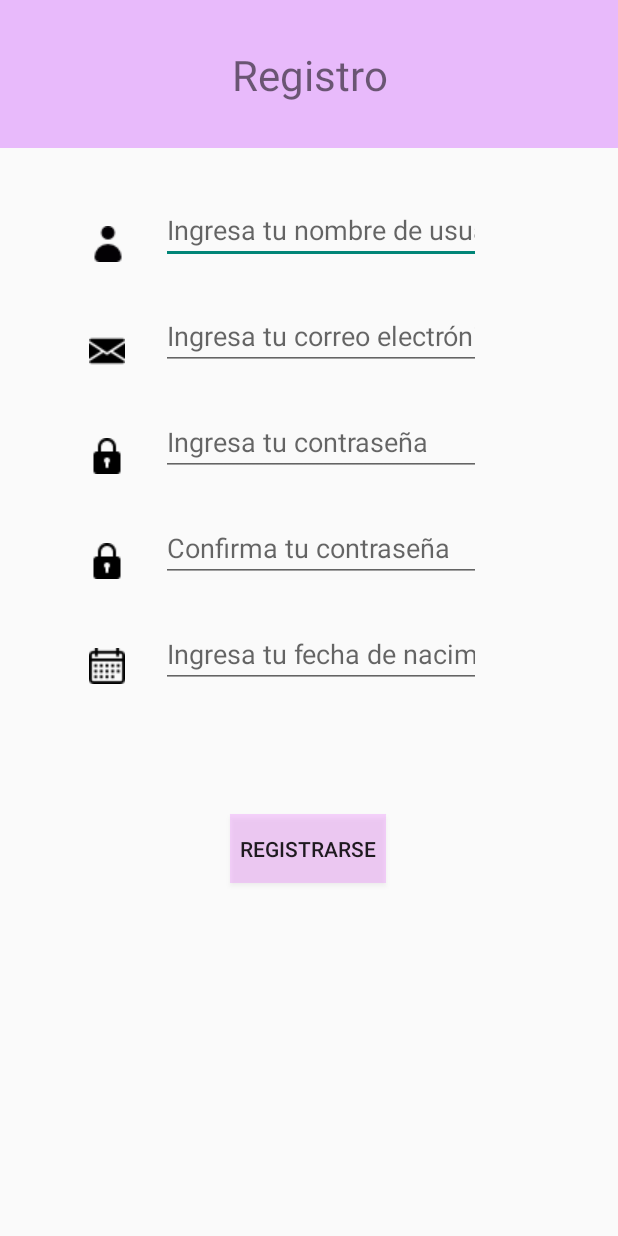
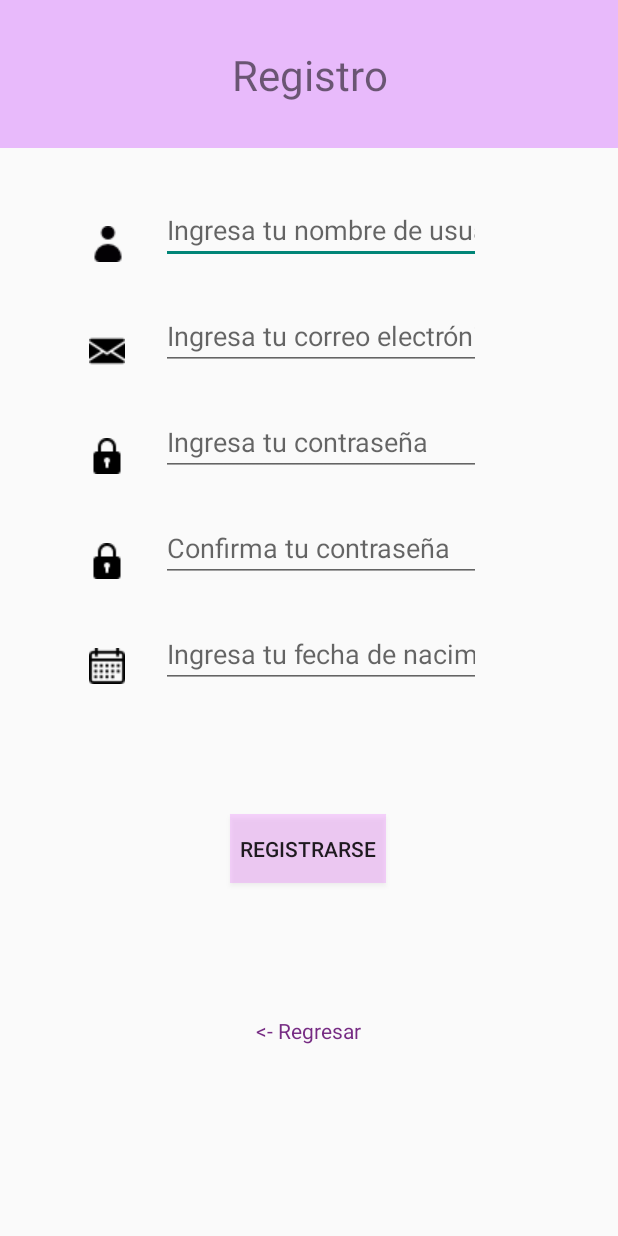
Before and after one commit to fedoTR/DismovProject, an Android app: the Register screen opened directly, with no data from a screen before it, on a phone screen of 412 x 824 dp. Run offline under Robolectric (Android 15) with nearby library versions, the phone set to English and light mode, and no system bars; our stand-ins replace Firebase (no records; nobody signed in at launch, a user with empty details on screens opened directly).

Commit message:
Boton de regresar en Register.java añadido

```diff
--- a/app/src/main/java/com/example/dismovproject/MainActivity.java
+++ b/app/src/main/java/com/example/dismovproject/MainActivity.java
@@ -65,9 +65,9 @@ public class MainActivity extends AppCompatActivity {
         ENTER.setOnClickListener(v -> {
             userEmail = emailField.getText().toString();
             password = PasswordField.getText().toString();
-            if (!userEmail.isEmpty() && !password.isEmpty()){
-                loginUser();
-            } else{
+            if (!userEmail.isEmpty() && !password.isEmpty()) {
+                MainActivity.this.loginUser();
+            } else {
                 Toast.makeText(MainActivity.this, "Completa los campos", Toast.LENGTH_SHORT).show();
             }
         });
--- a/app/src/main/java/com/example/dismovproject/Register.java
+++ b/app/src/main/java/com/example/dismovproject/Register.java
@@ -1,11 +1,14 @@
 package com.example.dismovproject;
 
+import android.content.Intent;
 import android.os.Bundle;
 import android.text.TextUtils;
 import android.util.Log;
+import android.view.View;
 import android.view.WindowManager;
 import android.widget.Button;
 import android.widget.EditText;
+import android.widget.TextView;
 import android.widget.Toast;
 
 import androidx.appcompat.app.AppCompatActivity;
@@ -25,6 +28,7 @@ public class Register extends AppCompatActivity {
     FirebaseAuth fAuth;
     FirebaseFirestore fStore;
     String userID;
+    TextView goback;
 
     //Data variables that I will use
 
@@ -53,6 +57,10 @@ public class Register extends AppCompatActivity {
         fAuth = FirebaseAuth.getInstance();
         fStore = FirebaseFirestore.getInstance();
 
+        //Click listener to text go back
+        goback = findViewById(R.id.gobacktext);
+        goback.setOnClickListener(v -> Register.this.OpenMain());
+
         //Click listener of register button
         buttonRegister.setOnClickListener(v -> {
             String userName = usernameRegisterField.getText().toString();
@@ -61,39 +69,39 @@ public class Register extends AppCompatActivity {
             String conpsswd = confirmPasswordRegisterField.getText().toString().trim();
             System.out.println(userName + " " + mail);
 
-            if (TextUtils.isEmpty(userName)){
+            if (TextUtils.isEmpty(userName)) {
                 usernameRegisterField.setError("Ingresa un nombre de usuario!");
                 return;
             }
 
-            if(TextUtils.isEmpty(mail)){
+            if (TextUtils.isEmpty(mail)) {
                 emailRegisterField.setError("Ingresa un correo!");
                 return;
             }
 
-            if (TextUtils.isEmpty(psswd)){
+            if (TextUtils.isEmpty(psswd)) {
                 passwordRegisterField.setError("Ingresa una contraseña!");
                 return;
             }
 
-            if (TextUtils.isEmpty(conpsswd)){
+            if (TextUtils.isEmpty(conpsswd)) {
                 confirmPasswordRegisterField.setError("Confirma tu contraseña!");
                 return;
             }
 
-            if(psswd.length() < 6){
+            if (psswd.length() < 6) {
                 passwordRegisterField.setError("La constraseña debe ser de al menos 6 caracteres!");
                 return;
             }
 
-            if (!psswd.equals(conpsswd)){
+            if (!psswd.equals(conpsswd)) {
                 confirmPasswordRegisterField.setError("Las contraseñas no coinciden!");
                 return;
             }
 
             //Register the user with FIrebase
             fAuth.createUserWithEmailAndPassword(mail, psswd).addOnCompleteListener(task -> {
-                if(task.isSuccessful()){
+                if (task.isSuccessful()) {
                     Toast.makeText(Register.this, "Usuario registrado!", Toast.LENGTH_SHORT).show();
                     userID = Objects.requireNonNull(fAuth.getCurrentUser()).getUid();
                     DocumentReference documentReference = fStore.collection("users").document(userID);
@@ -102,11 +110,19 @@ public class Register extends AppCompatActivity {
                     user.put("email", mail);
 
                     documentReference.set(user).addOnSuccessListener(Void -> Log.d(TAG, "User profile created for " + userName)).addOnFailureListener(e -> Log.d(TAG, "Failure" + e.toString()));
-                } else{
+                } else {
                     Toast.makeText(Register.this, "Error " + Objects.requireNonNull(task.getException()).getMessage(), Toast.LENGTH_SHORT).show();
                 }
             });
         });
 
+
+
+    }
+
+    //Go back to main page
+    private void OpenMain() {
+        Intent intent = new Intent(this, MainActivity.class);
+        startActivity(intent);
     }
 }
--- a/app/src/main/res/layout/activity_register.xml
+++ b/app/src/main/res/layout/activity_register.xml
@@ -39,10 +39,8 @@
         android:layout_width="wrap_content"
         android:layout_height="wrap_content"
         android:layout_marginStart="13dp"
-        android:layout_marginLeft="13dp"
         android:layout_marginTop="32dp"
         android:layout_marginEnd="97dp"
-        android:layout_marginRight="97dp"
         android:ems="10"
         android:hint="@string/UsernameRegister"
         android:importantForAutofill="no"
@@ -57,10 +55,8 @@
         android:layout_width="wrap_content"
         android:layout_height="wrap_content"
         android:layout_marginStart="14dp"
-        android:layout_marginLeft="14dp"
         android:layout_marginTop="25dp"
         android:layout_marginEnd="97dp"
-        android:layout_marginRight="97dp"
         android:ems="10"
         android:hint="@string/EmailRegister"
         android:importantForAutofill="no"
@@ -76,10 +72,8 @@
         android:layout_width="wrap_content"
         android:layout_height="wrap_content"
         android:layout_marginStart="14dp"
-        android:layout_marginLeft="14dp"
         android:layout_marginTop="25dp"
         android:layout_marginEnd="97dp"
-        android:layout_marginRight="97dp"
         android:ems="10"
         android:hint="@string/PasswordRegister"
         android:importantForAutofill="no"
@@ -94,10 +88,8 @@
         android:layout_width="wrap_content"
         android:layout_height="wrap_content"
         android:layout_marginStart="14dp"
-        android:layout_marginLeft="14dp"
         android:layout_marginTop="25dp"
         android:layout_marginEnd="97dp"
-        android:layout_marginRight="97dp"
         android:ems="10"
         android:hint="@string/PasswordConfirmRegister"
         android:importantForAutofill="no"
@@ -112,10 +104,8 @@
         android:layout_width="wrap_content"
         android:layout_height="wrap_content"
         android:layout_marginStart="14dp"
-        android:layout_marginLeft="14dp"
         android:layout_marginTop="25dp"
         android:layout_marginEnd="97dp"
-        android:layout_marginRight="97dp"
         android:ems="10"
         android:hint="@string/HintDate"
         android:importantForAutofill="no"
@@ -141,69 +131,79 @@
         android:layout_width="wrap_content"
         android:layout_height="wrap_content"
         android:layout_marginStart="65dp"
-        android:layout_marginLeft="65dp"
         android:layout_marginTop="52dp"
         android:layout_marginEnd="10dp"
-        android:layout_marginRight="10dp"
         app:layout_constraintEnd_toStartOf="@+id/usernameRegister"
         app:layout_constraintStart_toStartOf="parent"
         app:layout_constraintTop_toBottomOf="@+id/constraintLayout"
-        app:srcCompat="@drawable/user" />
+        app:srcCompat="@drawable/user"
+        android:contentDescription="@string/ContentDescription" />
 
     <ImageView
         android:id="@+id/imageView3"
         android:layout_width="wrap_content"
         android:layout_height="wrap_content"
         android:layout_marginStart="65dp"
-        android:layout_marginLeft="65dp"
         android:layout_marginTop="47dp"
         android:layout_marginEnd="10dp"
-        android:layout_marginRight="10dp"
         app:layout_constraintEnd_toStartOf="@+id/emailRegister"
         app:layout_constraintStart_toStartOf="parent"
         app:layout_constraintTop_toBottomOf="@+id/imageView2"
-        app:srcCompat="@drawable/email" />
+        app:srcCompat="@drawable/email"
+        android:contentDescription="@string/ContentDescription" />
 
     <ImageView
         android:id="@+id/imageView4"
         android:layout_width="wrap_content"
         android:layout_height="wrap_content"
         android:layout_marginStart="65dp"
-        android:layout_marginLeft="65dp"
         android:layout_marginTop="46dp"
         android:layout_marginEnd="10dp"
-        android:layout_marginRight="10dp"
         app:layout_constraintEnd_toStartOf="@+id/passwordRegister"
         app:layout_constraintStart_toStartOf="parent"
         app:layout_constraintTop_toBottomOf="@+id/imageView3"
-        app:srcCompat="@drawable/padlock" />
+        app:srcCompat="@drawable/padlock"
+        android:contentDescription="@string/ContentDescription" />
 
     <ImageView
         android:id="@+id/imageView5"
         android:layout_width="wrap_content"
         android:layout_height="wrap_content"
         android:layout_marginStart="65dp"
-        android:layout_marginLeft="65dp"
         android:layout_marginTop="46dp"
         android:layout_marginEnd="10dp"
-        android:layout_marginRight="10dp"
         app:layout_constraintEnd_toStartOf="@+id/confirmPasswordRegister"
         app:layout_constraintStart_toStartOf="parent"
         app:layout_constraintTop_toBottomOf="@+id/imageView4"
-        app:srcCompat="@drawable/padlock" />
+        app:srcCompat="@drawable/padlock"
+        android:contentDescription="@string/ContentDescription" />
 
     <ImageView
         android:id="@+id/imageView6"
         android:layout_width="wrap_content"
         android:layout_height="wrap_content"
         android:layout_marginStart="65dp"
-        android:layout_marginLeft="65dp"
         android:layout_marginTop="46dp"
         android:layout_marginEnd="10dp"
-        android:layout_marginRight="10dp"
         app:layout_constraintEnd_toStartOf="@+id/editTextDate"
         app:layout_constraintStart_toStartOf="parent"
         app:layout_constraintTop_toBottomOf="@+id/imageView5"
-        app:srcCompat="@drawable/calendar" />
+        app:srcCompat="@drawable/calendar"
+        android:contentDescription="@string/ContentDescription" />
+
+    <TextView
+        android:id="@+id/gobacktext"
+        android:layout_width="wrap_content"
+        android:layout_height="wrap_content"
+        android:layout_marginStart="176dp"
+        android:layout_marginTop="49dp"
+        android:layout_marginEnd="177dp"
+        android:layout_marginBottom="88dp"
+        android:text="@string/GoBack"
+        android:textColor="#762B83"
+        app:layout_constraintBottom_toBottomOf="parent"
+        app:layout_constraintEnd_toEndOf="parent"
+        app:layout_constraintStart_toStartOf="parent"
+        app:layout_constraintTop_toBottomOf="@+id/buttonRegister" />
 
 </androidx.constraintlayout.widget.ConstraintLayout>
--- a/app/src/main/res/values/strings.xml
+++ b/app/src/main/res/values/strings.xml
@@ -18,4 +18,5 @@
     <string name="HintDate">Ingresa tu fecha de nacimiento</string>
     <string name="ContentDescription">This is a  image</string>
     <string name="mailLoginInstruction">Ingresa un correo</string>
+    <string name="GoBack"><![CDATA[<- Regresar]]></string>
 </resources>
```
